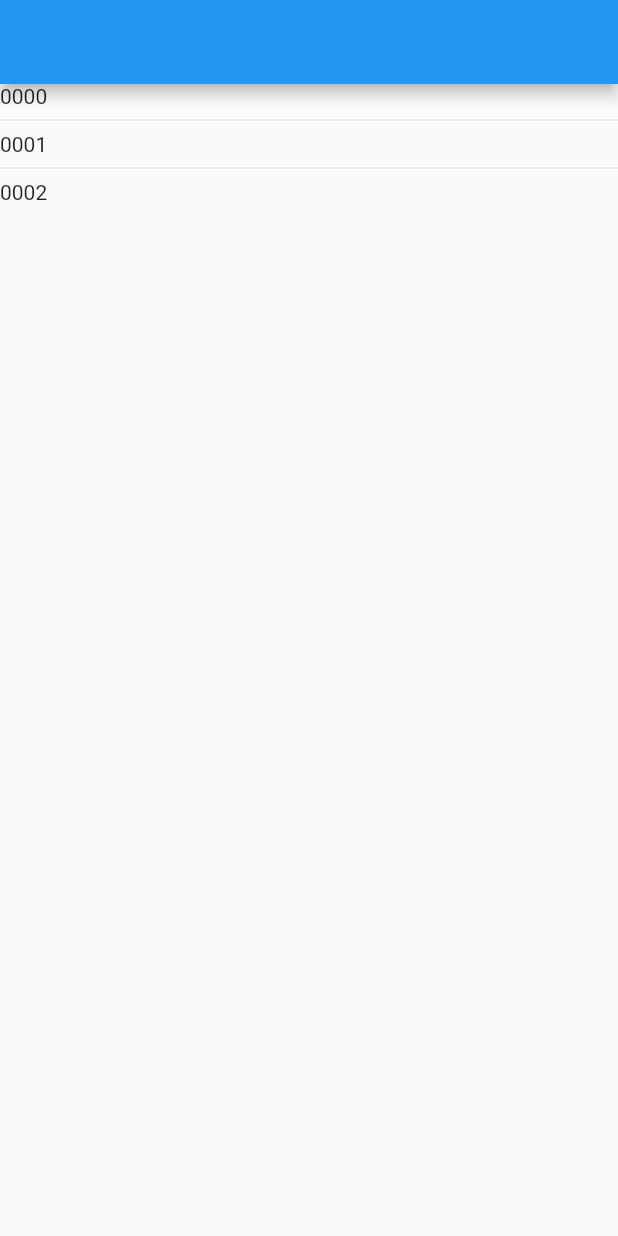
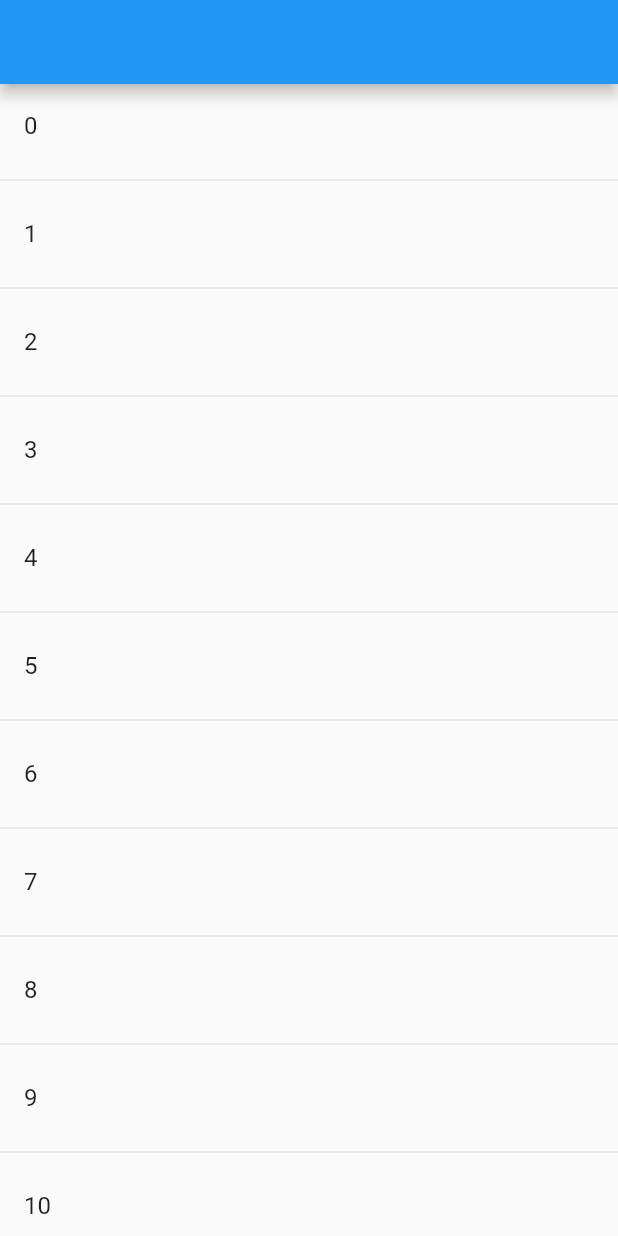
Before and after one commit to Drakonov/flutter_app, a Flutter app: the screen it shows after launch, on a phone screen of 412 x 824 dp. Run offline on Flutter 3.47's test engine with Material 2 defaults, Android fonts, the phone set to English and light mode, and no system bars.

Commit message:
Added example for UnlessListView, UnlessListView generate new elements on hot

```diff
--- /dev/null
+++ b/lib/UnlessListView.dart
@@ -0,0 +1,25 @@
+import 'package:flutter/material.dart';
+
+class UnlessListView extends StatefulWidget{
+  @override
+  createState() => new UnlessListViewState();
+}
+
+class UnlessListViewState extends State<UnlessListView> {
+  List<String> _array = [];
+  @override
+  Widget build(BuildContext context){
+    return new ListView.builder(itemBuilder: (context,i){
+
+      print('num $i : нечетное = ${i.isOdd}');
+      if(i.isOdd)return new Divider();
+      final int index = i ~/2;
+
+      print('index $index');
+      print('length ${_array.length}');
+      if(index >= _array.length) _array.addAll(['$index','${index + 1}','${index + 2}']);
+
+      return new ListTile(title: new Text (_array[index]));
+     });
+  }
+}
--- a/lib/main.dart
+++ b/lib/main.dart
@@ -1,6 +1,8 @@
 import 'package:flutter/cupertino.dart';
 import 'package:flutter/material.dart';
+import 'package:flutter_app/UnlessListView.dart';
 import 'package:url_launcher/url_launcher.dart';
+
 
 class NewsBoxFavourit extends StatefulWidget {
   final int _num;
@@ -144,9 +146,12 @@ class MyListState extends State<MyList>{
   Widget build(BuildContext context) {
     return new ListView(children: <Widget>[
       new Text('0000'),
+      new MyBody(),
       new Divider(),
 
       new Text ('0001'),
+      new NewsBox('Hello', 'Hello world',
+        imageurl: 'https://flutter.su/favicon.png', num: 10),
       new Divider(),
 
       new Text ('0002'),
@@ -159,9 +164,7 @@ void main() {
       debugShowCheckedModeBanner: false,
       home: new Scaffold(
           appBar: new AppBar(),
-          body: new MyList()
-              //new NewsBox('Дядь привет', 'С днем родждения ублюдок',
-              //imageurl: 'https://flutter.su/favicon.png', num: 10)
-        )
-      ));
+          body: new UnlessListView(),
+      )
+  ));
 }
```
